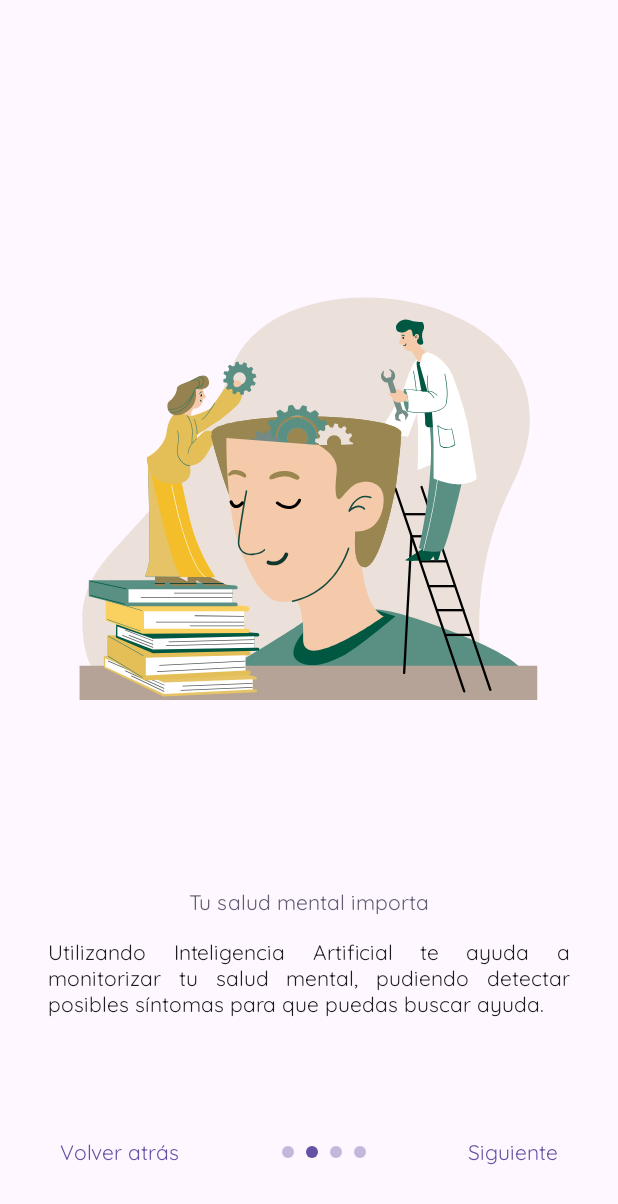
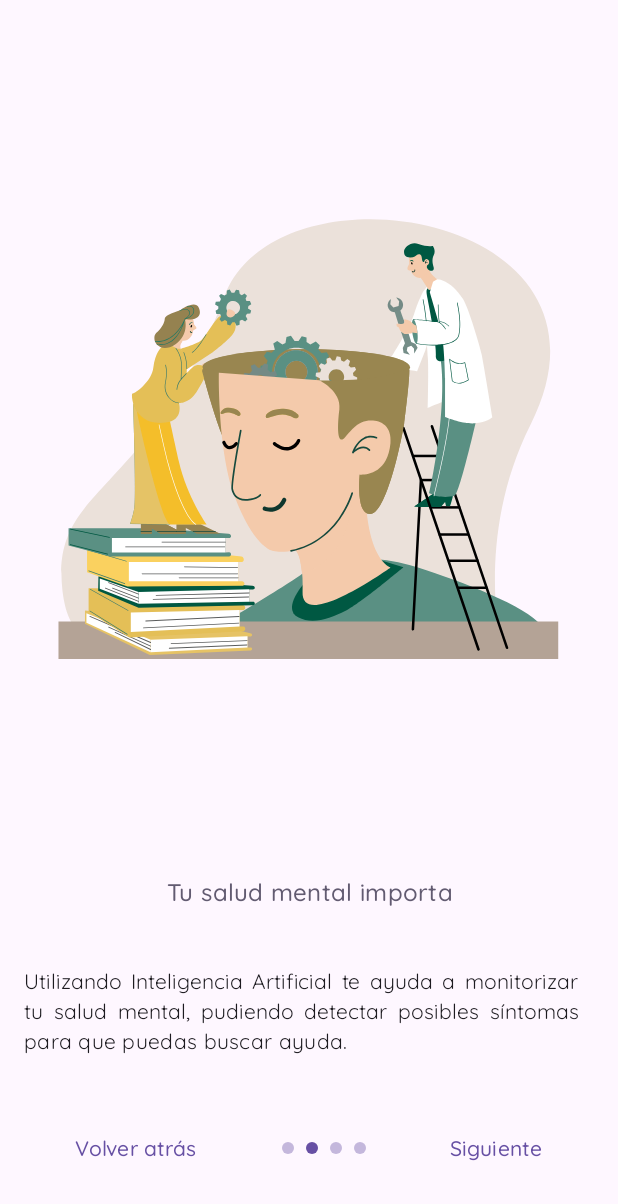
Before and after one commit to Emotional-Wellbeing/App, an Android app built with Jetpack Compose: the composable OnboardingScreen shown on its own in the app's theme, after a tap on "Siguiente", on a phone screen of 412 x 824 dp. Shown: the top 1204 px of the screen. Run offline under Robolectric (Android 15) with nearby library versions, the phone set to English and light mode, and no system bars; our stand-ins replace accompanist; 1 other tap on this screen came first.

Commit message:
Corregido bug de OnboardingScreen.kt que no se veia bien (botones cortados) en las pantallas de móviles giradas y el tamaño de las fuentes de letra

```diff
--- a/app/src/main/java/es/upm/bienestaremocional/app/ui/screen/CreditsScreen.kt
+++ b/app/src/main/java/es/upm/bienestaremocional/app/ui/screen/CreditsScreen.kt
@@ -31,7 +31,7 @@ fun CreditsScreen(navController: NavController)
         Column(
             modifier = Modifier
                 .fillMaxSize()
-                .padding(32.dp),
+                .padding(16.dp),
             verticalArrangement = Arrangement.Top,
             horizontalAlignment = Alignment.CenterHorizontally
         )
--- a/app/src/main/java/es/upm/bienestaremocional/app/ui/screen/OnboardingScreen.kt
+++ b/app/src/main/java/es/upm/bienestaremocional/app/ui/screen/OnboardingScreen.kt
@@ -2,6 +2,7 @@ package es.upm.bienestaremocional.app.ui.screen
 
 import androidx.compose.foundation.layout.*
 import androidx.compose.material3.MaterialTheme
+import androidx.compose.material3.Surface
 import androidx.compose.material3.Text
 import androidx.compose.material3.TextButton
 import androidx.compose.runtime.Composable
@@ -29,9 +30,11 @@ import kotlinx.coroutines.launch
 @Composable
 fun OnboardingScreen(onFinish: () -> Unit)
 {
+    Surface()
+    {
         Column(modifier = Modifier
             .fillMaxSize()
-        .padding(PaddingValues(vertical = 32.dp)))
+            .padding(16.dp))
         {
             val items = OnboardingContent.content
             val pagerState = rememberPagerState()
@@ -43,6 +46,7 @@ fun OnboardingScreen(onFinish: () -> Unit)
             { currentPage -> DrawPage(horizontalPagerContent = items[currentPage],
                 pagerState = pagerState,
                 onFinish = onFinish)
+            }
         }
     }
 }
@@ -68,62 +72,53 @@ fun DrawPage(horizontalPagerContent: HorizontalPagerContent,
     val corrutineScope = rememberCoroutineScope()
 
     //content
-    Column(
-        modifier = Modifier
-            .fillMaxHeight(0.95f)
-            .padding(PaddingValues(horizontal = 32.dp, vertical = 32.dp)),
-        horizontalAlignment = Alignment.CenterHorizontally,
-        verticalArrangement = Arrangement.Top)
-    {
-        //image
-        Column(
-            Modifier
-                .fillMaxHeight(0.75f)
-                .fillMaxWidth(),
-            verticalArrangement = Arrangement.Center,
+    Column(modifier = Modifier.fillMaxHeight(),
+        verticalArrangement = Arrangement.SpaceBetween,
         horizontalAlignment = Alignment.CenterHorizontally
     )
     {
+        //image
+        Column(modifier = Modifier
+            .fillMaxWidth()
+            .weight(2.25f),
+            verticalArrangement = Arrangement.Center,
+            horizontalAlignment = Alignment.CenterHorizontally)
+        {
             DisplayLottieAnimation(rawRes = horizontalPagerContent.animation,
                 animationLoop = horizontalPagerContent.animationLoop,
-                modifier = Modifier.fillMaxSize())
+            )
         }
 
-        Spacer(modifier = Modifier.height(16.dp))
-
-        //text
-        Column(
-            modifier = Modifier
-                .fillMaxHeight()
-                .fillMaxWidth(),
-            horizontalAlignment = Alignment.CenterHorizontally
-        )
+        Column(modifier = Modifier
+            .fillMaxWidth()
+            .weight(1f),
+            verticalArrangement = Arrangement.SpaceAround)
         {
+            //label
             Text(
                 text = stringResource(id = horizontalPagerContent.title),
                 color = MaterialTheme.colorScheme.secondary,
-                textAlign = TextAlign.Justify,
-                style = MaterialTheme.typography.titleLarge
+                textAlign = TextAlign.Center,
+                modifier = Modifier.fillMaxWidth(),
+                style = if (windowSizeClass == WindowSizeClass.COMPACT)
+                    MaterialTheme.typography.titleMedium
+                else
+                    MaterialTheme.typography.titleLarge
             )
 
-            Spacer(modifier = Modifier.height(16.dp))
-
+            //description
             Text(
                 text = stringResource(id = horizontalPagerContent.content),
                 color = MaterialTheme.colorScheme.onBackground,
                 textAlign = TextAlign.Justify,
+                modifier = Modifier.fillMaxWidth(),
                 style = if (windowSizeClass == WindowSizeClass.COMPACT)
                     MaterialTheme.typography.bodyMedium
                 else
                     MaterialTheme.typography.bodyLarge
             )
-        }
-    }
+
             //footer
-    Column(modifier = Modifier.fillMaxSize(),
-        horizontalAlignment = Alignment.CenterHorizontally,
-        verticalArrangement = Arrangement.Bottom)
-    {
             Row(modifier = Modifier.fillMaxWidth(),
                 horizontalArrangement = Arrangement.SpaceAround,
                 verticalAlignment = Alignment.CenterVertically)
@@ -139,8 +134,10 @@ fun DrawPage(horizontalPagerContent: HorizontalPagerContent,
                 {
                     TextButton(onClick = {
                         corrutineScope.launch {
-                        pagerState.animateScrollToPage(pagerState.currentPage - 1,
-                            pagerState.currentPageOffset)
+                            pagerState.animateScrollToPage(
+                                pagerState.currentPage - 1,
+                                pagerState.currentPageOffset
+                            )
                         }
                     })
                     {
@@ -150,11 +147,9 @@ fun DrawPage(horizontalPagerContent: HorizontalPagerContent,
 
                 HorizontalPagerIndicator(
                     pagerState = pagerState,
-                activeColor = MaterialTheme.colorScheme.primary,
-            )
+                    activeColor = MaterialTheme.colorScheme.primary)
 
-            if (pagerState.currentPage == pagerState.pageCount - 1)
-            {
+                if (pagerState.currentPage == pagerState.pageCount - 1) {
                     TextButton(onClick = onFinish)
                     {
                         Text(text = stringResource(id = R.string.finish))
@@ -164,15 +159,17 @@ fun DrawPage(horizontalPagerContent: HorizontalPagerContent,
                 {
                     TextButton(onClick = {
                         corrutineScope.launch {
-                        pagerState.animateScrollToPage(pagerState.currentPage + 1,
-                            pagerState.currentPageOffset)
+                            pagerState.animateScrollToPage(
+                                pagerState.currentPage + 1,
+                                pagerState.currentPageOffset
+                            )
                         }
                     })
                     {
                         Text(text = stringResource(id = R.string.next))
                     }
                 }
-
+            }
         }
     }
 }
```
Also changed, not shown: app/src/main/java/es/upm/bienestaremocional/core/ui/theme/Type.kt (+18 -16 lines). Lines whose indentation alone changed are shown as unchanged.
